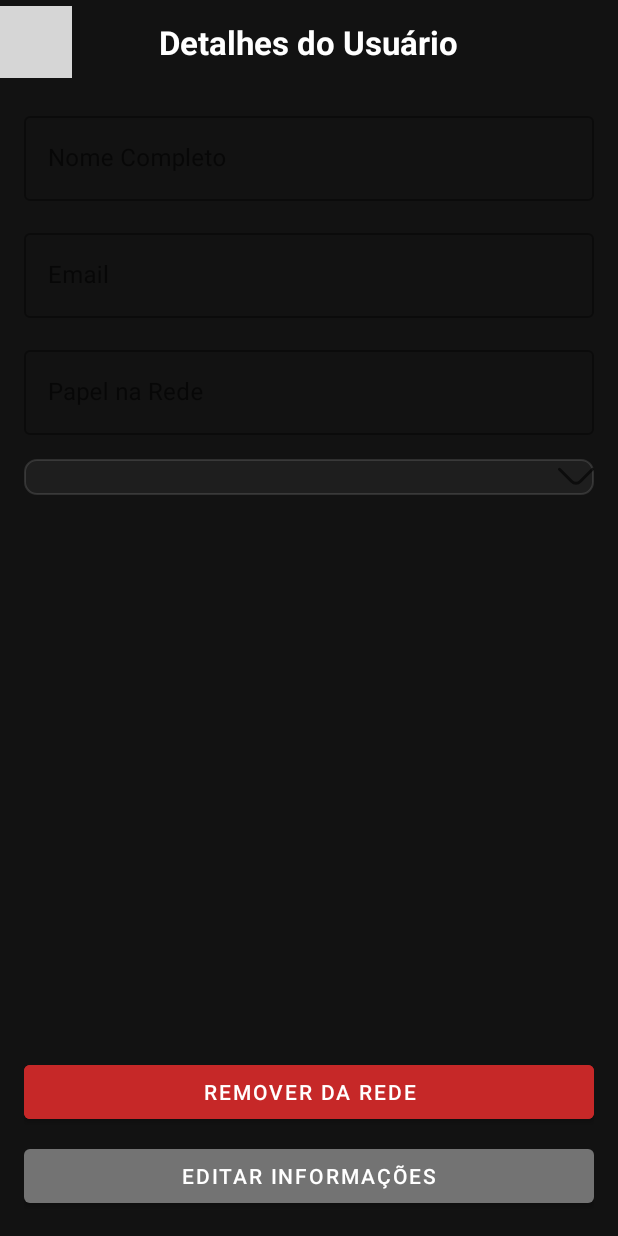
After one commit to artgomest/IBF_APP, an Android app: the layout activity_detalhes_usuario.xml on its own in the app's theme, with its tools: preview values and no code run, on a phone screen of 412 x 824 dp. The commit adds this screen. Run offline under Robolectric (Android 15) with nearby library versions, the phone set to English and light mode, and no system bars; grey boxes are pictures that could not be loaded.

Commit message:
feat: Implementa gerenciamento completo de usuários
Adiciona os fluxos de cadastro público com aprovação,
edição de perfil e remoção de usuários de uma rede.

```diff
--- a/app/src/main/AndroidManifest.xml
+++ b/app/src/main/AndroidManifest.xml
@@ -32,4 +32,6 @@
 
         <activity android:name=".ui.usuarios.SolicitacaoCadastroActivity" />
 
+        <activity android:name=".ui.usuarios.DetalhesUsuarioActivity" />
+
     </application> </manifest>
--- /dev/null
+++ b/app/src/main/res/layout/activity_detalhes_usuario.xml
@@ -0,0 +1,119 @@
+<?xml version="1.0" encoding="utf-8"?>
+<LinearLayout xmlns:android="http://schemas.android.com/apk/res/android"
+    xmlns:app="http://schemas.android.com/apk/res-auto"
+    xmlns:tools="http://schemas.android.com/tools"
+    android:layout_width="match_parent"
+    android:layout_height="match_parent"
+    android:orientation="vertical"
+    android:background="@color/dark_background"
+    tools:context=".ui.usuarios.DetalhesUsuarioActivity">
+
+    <RelativeLayout
+        android:layout_width="match_parent"
+        android:layout_height="?attr/actionBarSize">
+        <ImageView
+            android:id="@+id/button_back"
+            android:layout_width="48dp"
+            android:layout_height="48dp"
+            android:src="@drawable/ic_arrow_back"
+            android:layout_centerVertical="true"
+            android:padding="8dp"
+            android:contentDescription="@string/voltar"
+            app:tint="@color/dark_text_primary" />
+
+        <TextView
+            android:id="@+id/text_page_title"
+            android:layout_width="wrap_content"
+            android:layout_height="wrap_content"
+            android:layout_centerInParent="true"
+            android:text="@string/detalhes_do_usuario"
+            android:textColor="@color/dark_text_primary"
+            android:textSize="22sp"
+            android:textStyle="bold" />
+    </RelativeLayout>
+
+    <LinearLayout
+        android:layout_width="match_parent"
+        android:layout_height="0dp"
+        android:layout_weight="1"
+        android:orientation="vertical"
+        android:padding="16dp">
+
+        <com.google.android.material.textfield.TextInputLayout
+            style="@style/Widget.MaterialComponents.TextInputLayout.OutlinedBox"
+            android:layout_width="match_parent"
+            android:layout_height="wrap_content"
+            android:hint="@string/nome_completo_hint"
+            android:layout_marginBottom="16dp">
+            <com.google.android.material.textfield.TextInputEditText
+                android:id="@+id/edit_text_nome_detalhes"
+                android:layout_width="match_parent"
+                android:layout_height="wrap_content"
+                android:enabled="false"
+                android:textColor="@color/dark_text_primary"/>
+        </com.google.android.material.textfield.TextInputLayout>
+
+        <com.google.android.material.textfield.TextInputLayout
+            style="@style/Widget.MaterialComponents.TextInputLayout.OutlinedBox"
+            android:layout_width="match_parent"
+            android:layout_height="wrap_content"
+            android:hint="@string/email_hint"
+            android:layout_marginBottom="16dp">
+            <com.google.android.material.textfield.TextInputEditText
+                android:id="@+id/edit_text_email_detalhes"
+                android:layout_width="match_parent"
+                android:layout_height="wrap_content"
+                android:enabled="false"
+                android:textColor="@color/dark_text_primary"/>
+        </com.google.android.material.textfield.TextInputLayout>
+
+        <com.google.android.material.textfield.TextInputLayout
+            android:id="@+id/layout_papel_texto"
+            style="@style/Widget.MaterialComponents.TextInputLayout.OutlinedBox"
+            android:layout_width="match_parent"
+            android:layout_height="wrap_content"
+            android:hint="@string/papel_na_rede"
+            android:layout_marginBottom="16dp">
+            <com.google.android.material.textfield.TextInputEditText
+                android:id="@+id/edit_text_papel_detalhes"
+                android:layout_width="match_parent"
+                android:layout_height="wrap_content"
+                android:enabled="false"
+                android:textColor="@color/dark_text_primary"/>
+        </com.google.android.material.textfield.TextInputLayout>
+
+        <Spinner
+            android:id="@+id/spinner_papel_detalhes"
+            android:layout_width="match_parent"
+            android:layout_height="wrap_content"
+            android:spinnerMode="dropdown"
+            android:background="@drawable/spinner_background"
+            android:layout_marginBottom="16dp"
+            android:visibility="gone"
+            tools:visibility="visible"/>
+
+    </LinearLayout>
+
+    <LinearLayout
+        android:layout_width="match_parent"
+        android:layout_height="wrap_content"
+        android:orientation="vertical"
+        android:padding="16dp">
+
+        <Button
+            android:id="@+id/button_remover_usuario"
+            android:layout_width="match_parent"
+            android:layout_height="wrap_content"
+            android:text="@string/remover_da_rede"
+            android:backgroundTint="@color/status_red_dark_theme"
+            android:textColor="@color/white"
+            android:layout_marginBottom="8dp"/>
+
+        <Button
+            android:id="@+id/button_editar_salvar"
+            android:layout_width="match_parent"
+            android:layout_height="wrap_content"
+            android:text="@string/editar_informacoes"/>
+    </LinearLayout>
+
+</LinearLayout>
--- a/app/src/main/res/values/strings.xml
+++ b/app/src/main/res/values/strings.xml
@@ -200,6 +200,12 @@
     <string name="enviar_solicitacao">Enviar Solicitação</string>
 
     <string name="rejeitar">Rejeitar</string>
-    <string name="aprovar">Aprovar</string>9
+    <string name="aprovar">Aprovar</string>
+
+    <string name="detalhes_do_usuario">Detalhes do Usuário</string>
+    <string name="papel_na_rede">Papel na Rede</string>
+    <string name="remover_da_rede">Remover da Rede</string>
+    <string name="editar_informacoes">Editar Informações</string>
+    <string name="salvar_alteracoes">Salvar Alterações</string>
 
 </resources>
```
Also changed, not shown: app/src/main/java/com/ibf/app/ui/usuarios/DetalhesUsuarioActivity.kt (added, +186 -0 lines), app/src/main/java/com/ibf/app/ui/usuarios/ListaUsuariosRedeActivity.kt (+4 -7 lines), app/src/main/java/com/ibf/app/ui/usuarios/fragments/UsuariosAtivosFragment.kt (+30 -20 lines).
